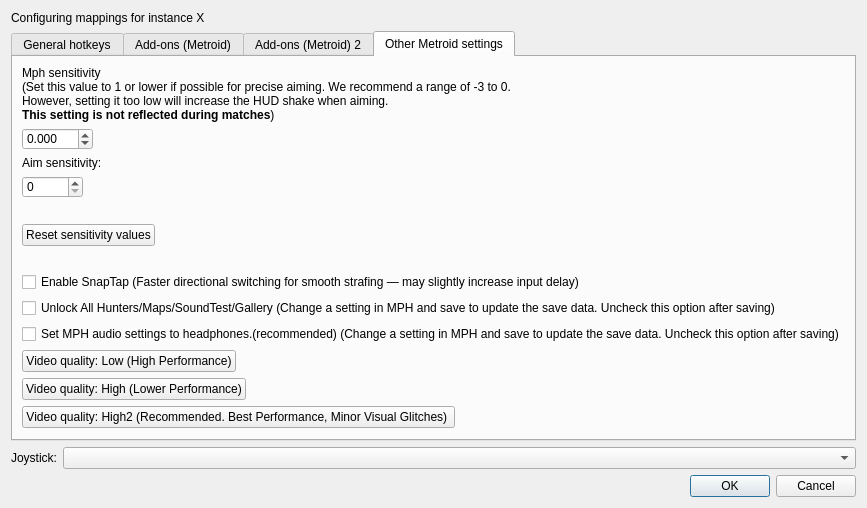
Old version of the form src/frontend/qt_sdl/InputConfig/InputConfigDialog.ui in the repository ag-advania/melonPrimeDS.
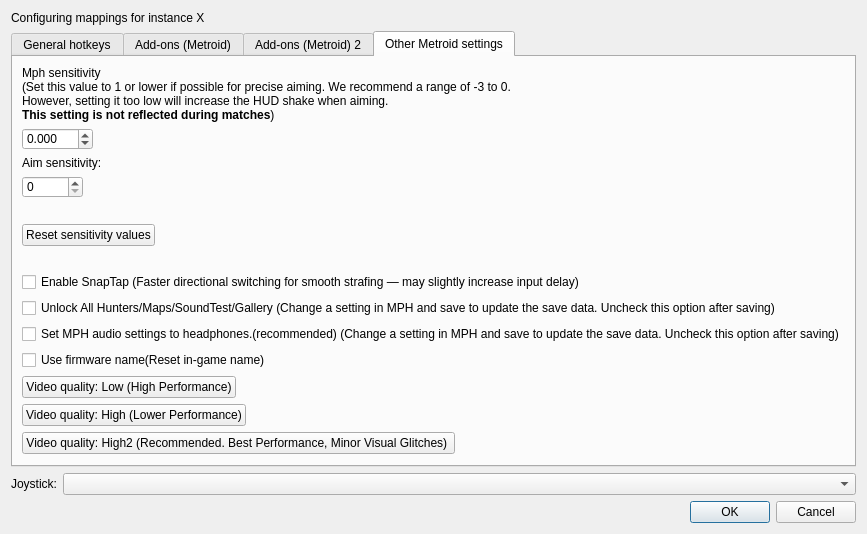
New version of the form. The open tabs and pages were chosen to show the change.

Commit message: Added func  UseFirmwareName

```diff
--- a/src/frontend/qt_sdl/InputConfig/InputConfigDialog.ui
+++ b/src/frontend/qt_sdl/InputConfig/InputConfigDialog.ui
@@ -2422,8 +2422,16 @@
 					</widget>
 				</item>
 
+				<item row="10" column="0">
+					<widget class="QCheckBox" name="cbMetroidUseFirmwareName">
+						<property name="text">
+							<string>Use firmware name(Reset in-game name)</string>
+						</property>
+					</widget>
+				</item>
+
 				<!-- Low quality -->
-			    <item row="10" column="0">
+			    <item row="11" column="0">
 				    <widget class="QPushButton" name="metroidSetVideoQualityToLow">
 					    <property name="text">
 						    <string>Video quality: Low (High Performance)</string>
@@ -2432,7 +2440,7 @@
 			    </item>
 
 			    <!-- High quality -->
-			    <item row="11" column="0">
+			    <item row="12" column="0">
 				    <widget class="QPushButton" name="metroidSetVideoQualityToHigh">
 					    <property name="text">
 						    <string>Video quality: High (Lower Performance)</string>
@@ -2441,7 +2449,7 @@
 			    </item>
 
 				<!-- High2 quality -->
-				<item row="12" column="0">
+				<item row="13" column="0">
 					<widget class="QPushButton" name="metroidSetVideoQualityToHigh2">
 						<property name="text">
 							<string>Video quality: High2 (Recommended. Best Performance, Minor Visual Glitches) </string>
```
The commit also changes 3 other files.
